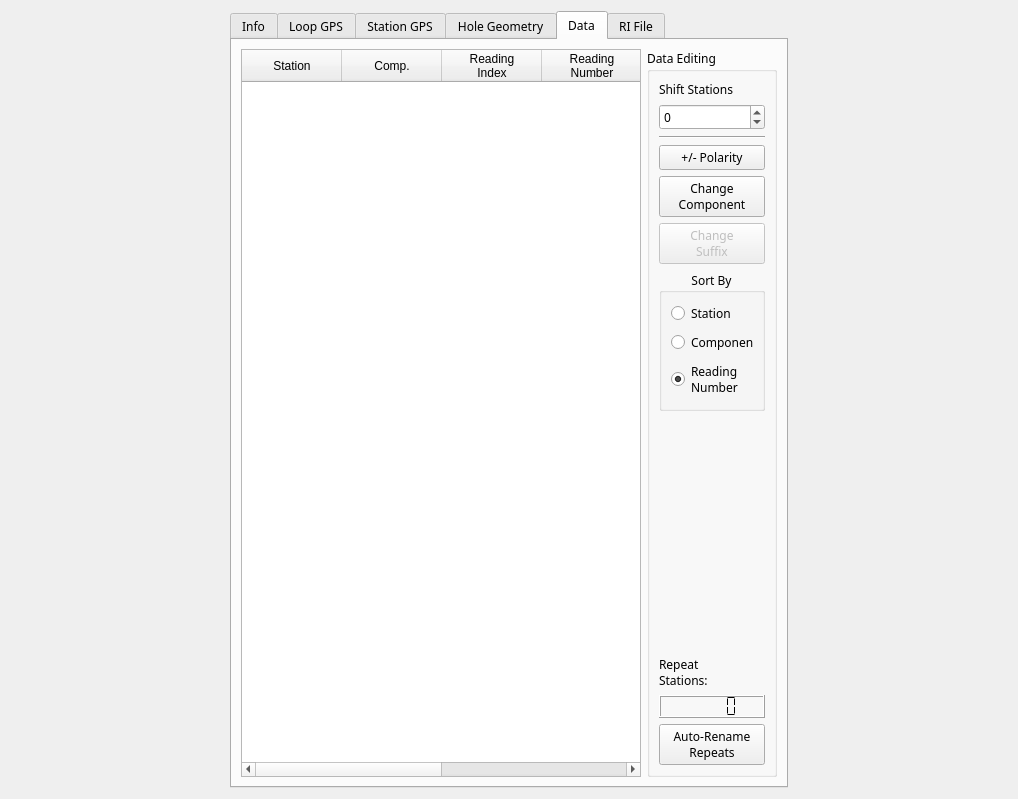
This is src/qt_ui/pem_info_widget.ui in Eric-Meunier/Processor-Suite as Qt 5 draws it before an edit. The edited form follows.
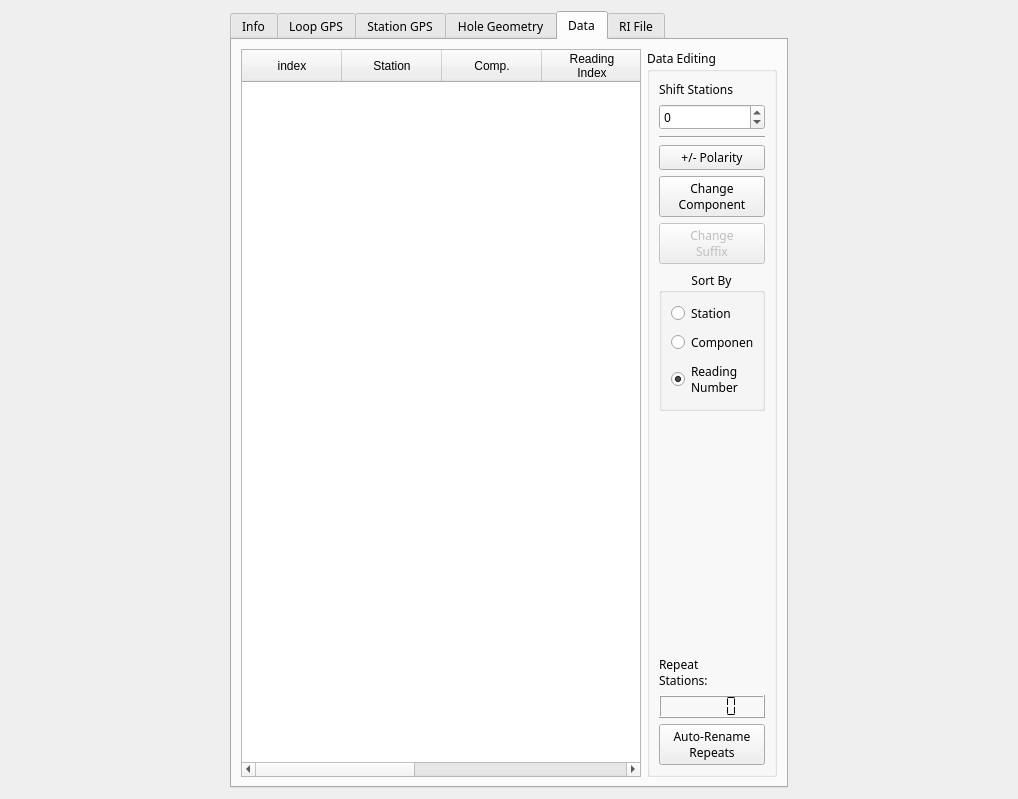
This is the edited form. The open tabs and pages were chosen to show the change.

Commit message: Refactored reverse_polarity

The edit to the form file:
```diff
--- a/src/qt_ui/pem_info_widget.ui
+++ b/src/qt_ui/pem_info_widget.ui
@@ -731,6 +731,11 @@
          <property name="sortingEnabled">
           <bool>false</bool>
          </property>
+         <column>
+          <property name="text">
+           <string>index</string>
+          </property>
+         </column>
          <column>
           <property name="text">
            <string>Station</string>
```
Left out of the diff: 2 changed lines with no effect on the pictures. The commit also changes 2 other files.
